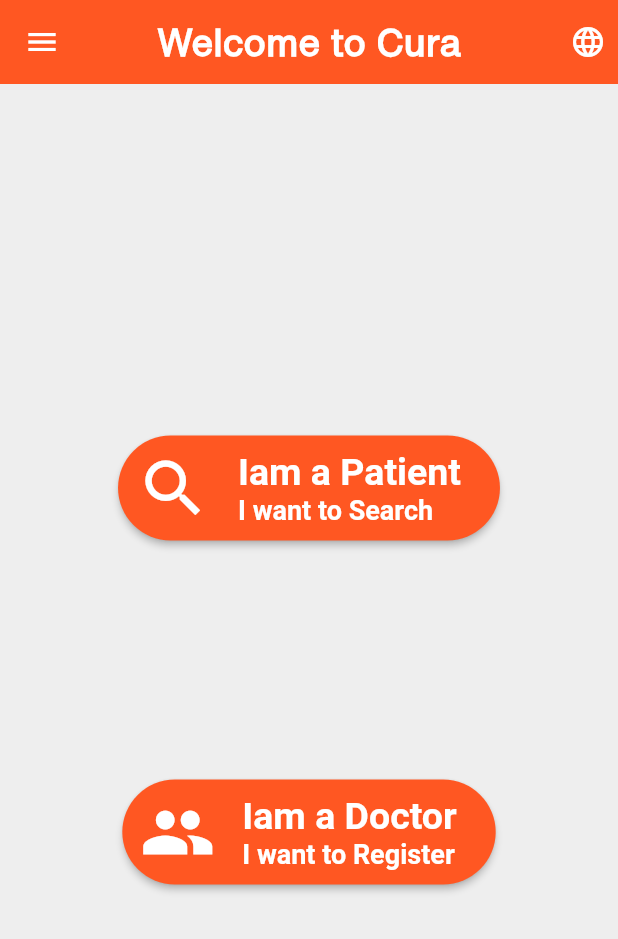
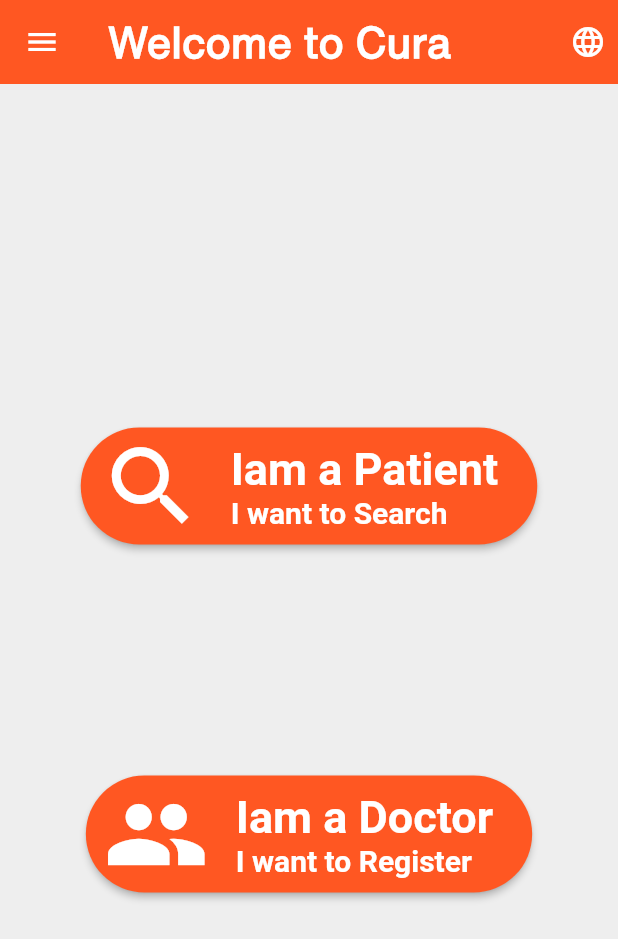
Before and after one commit to hhk-010/project_doctor, a Flutter app: the screen it shows after launch, on a phone screen of 412 x 824 dp. Shown: the top 939 px of the screen. Run offline on Flutter 3.47's test engine with Material 2 defaults, Android fonts, the phone set to English and light mode, and no system bars; our stand-ins replace cloud_firestore, firebase_auth, firebase_core, flutter_spinkit, geolocator, google_maps_flutter and 1 more; accounts and stored records are empty.

Commit message:
merge address vacation branch

```diff
--- a/lang/ar.json
+++ b/lang/ar.json
@@ -2,7 +2,7 @@
     "next": "التالي",
     "english" : "انكليزي",
     "arabic" : "عربي",
-    "home_title" : "اهلا بك في تطبيق ",
+    "home_title" : "اهلا بك في كيورا",
     "home_patient" :"انا مريض واريد البحث عن طبيب",
     "home_doctor" : "انا طبيب واريد التسجيل في التطبيق",
     "about_us" : "من نحن",
--- a/lib/pages/home.dart
+++ b/lib/pages/home.dart
@@ -22,9 +22,12 @@
       drawer: _drawerList(),
       backgroundColor: Colors.grey[200],
       appBar: AppBar(
-        title: Text(
-          AppLocalizations.of(context).translate('home_title'),
-          style: TextStyle(fontSize: 25, fontWeight: FontWeight.bold),
+        title: FittedBox(
+          fit: BoxFit.fitWidth,
+          child: Text(
+            AppLocalizations.of(context).translate('home_title'),
+            style: TextStyle(fontSize: 30, fontWeight: FontWeight.bold),
+          ),
         ),
         centerTitle: true,
         backgroundColor: Colors.deepOrange,
@@ -55,7 +58,7 @@
         ],
       ),
       body: Padding(
-        padding: const EdgeInsets.symmetric(horizontal: 50, vertical: 75),
+        padding: const EdgeInsets.symmetric(horizontal: 20, vertical: 75),
         child: Container(
           height: double.maxFinite,
           child: Center(
@@ -69,7 +72,7 @@
                       Navigator.pushNamed(context, '/patient_complain'),
                   icon: Icon(
                     Icons.search,
-                    size: 50,
+                    size: 70,
                     color: Colors.white,
                   ),
                   label: Padding(
@@ -79,13 +82,13 @@
                         TextSpan(
                             text: 'Iam a Patient\n',
                             style: TextStyle(
-                                fontSize: 25,
+                                fontSize: 30,
                                 fontWeight: FontWeight.bold,
                                 color: Colors.white)),
                         TextSpan(
                             text: 'I want to Search',
                             style: TextStyle(
-                                fontSize: 18,
+                                fontSize: 20,
                                 fontWeight: FontWeight.bold,
                                 color: Colors.white)),
                       ]),
@@ -100,7 +103,7 @@
                       Navigator.pushNamed(context, '/intermediate'),
                   icon: Icon(
                     Icons.people,
-                    size: 50,
+                    size: 70,
                     color: Colors.white,
                   ),
                   label: Padding(
@@ -110,13 +113,13 @@
                         TextSpan(
                             text: 'Iam a Doctor\n',
                             style: TextStyle(
-                                fontSize: 25,
+                                fontSize: 30,
                                 fontWeight: FontWeight.bold,
                                 color: Colors.white)),
                         TextSpan(
                             text: 'I want to Register',
                             style: TextStyle(
-                                fontSize: 18,
+                                fontSize: 20,
                                 fontWeight: FontWeight.bold,
                                 color: Colors.white)),
                       ]),
--- a/pubspec.yaml
+++ b/pubspec.yaml
@@ -36,6 +36,8 @@
   shared_preferences: ^0.5.12
   connectivity: ^0.4.9+3
   dropdownfield: ^1.0.3
+  auto_size_text: ^2.1.0
+
 
 
 
```
Also changed, not shown: pubspec.lock.
